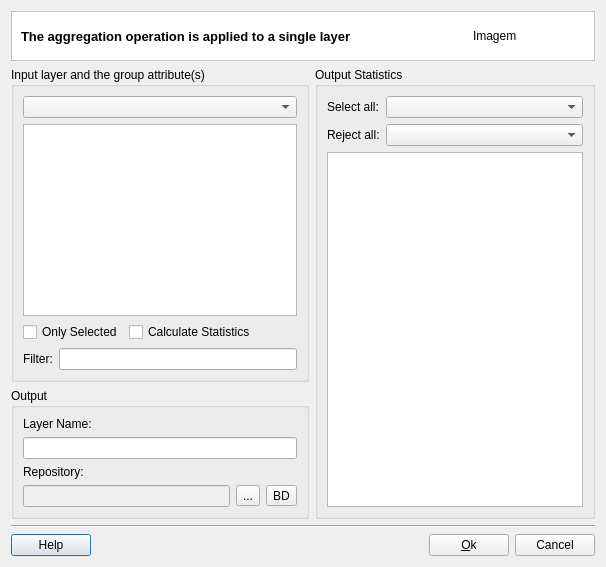
First picture: the form in src/terralib/vp/qt/ui/AggregationDialogForm.ui, repository claudiobogossian/terralib5, before the edit.
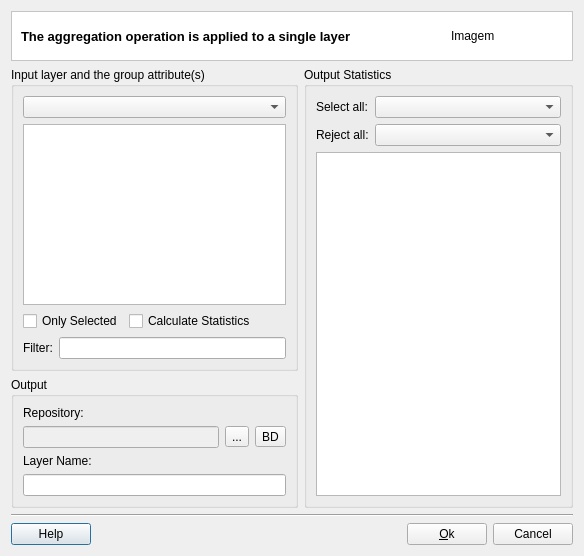
Second picture: the form after the edit. Custom widgets are drawn as their Qt base class.

Commit message: Barra de progresso na operação de buffer em memoria.

Diff of the .ui file:
```diff
--- a/src/terralib/vp/qt/ui/AggregationDialogForm.ui
+++ b/src/terralib/vp/qt/ui/AggregationDialogForm.ui
@@ -10,15 +10,18 @@
     <height>556</height>
    </rect>
   </property>
+  <property name="minimumSize">
+   <size>
+    <width>584</width>
+    <height>556</height>
+   </size>
+  </property>
   <property name="windowTitle">
    <string>Aggregation Operation</string>
   </property>
-  <layout class="QGridLayout" name="gridLayout_9">
-   <property name="sizeConstraint">
-    <enum>QLayout::SetFixedSize</enum>
-   </property>
+  <layout class="QGridLayout" name="gridLayout_14">
    <item row="0" column="0">
-    <layout class="QGridLayout" name="gridLayout_8">
+    <layout class="QGridLayout" name="gridLayout_13">
      <item row="0" column="0">
       <widget class="QFrame" name="frame_2">
        <property name="styleSheet">
@@ -77,9 +80,79 @@
       </widget>
      </item>
      <item row="1" column="0">
+      <layout class="QGridLayout" name="gridLayout_9">
+       <item row="0" column="0">
+        <layout class="QGridLayout" name="gridLayout_8">
+         <item row="0" column="0">
       <layout class="QGridLayout" name="gridLayout_7">
        <item row="0" column="0">
-        <layout class="QGridLayout" name="gridLayout_6">
+            <widget class="QGroupBox" name="groupBox">
+             <property name="title">
+              <string>Input layer and the group attribute(s)</string>
+             </property>
+             <layout class="QGridLayout" name="gridLayout_12">
+              <item row="0" column="0">
+               <layout class="QGridLayout" name="gridLayout_5">
+                <item row="0" column="0">
+                 <widget class="QComboBox" name="m_layersComboBox"/>
+                </item>
+                <item row="1" column="0">
+                 <widget class="QListWidget" name="m_propertieslistWidget">
+                  <property name="selectionMode">
+                   <enum>QAbstractItemView::MultiSelection</enum>
+                  </property>
+                 </widget>
+                </item>
+               </layout>
+              </item>
+              <item row="1" column="0">
+               <layout class="QGridLayout" name="gridLayout_10" columnstretch="0,0,1">
+                <item row="0" column="0">
+                 <widget class="QCheckBox" name="m_onlySelectedCheckBox">
+                  <property name="text">
+                   <string>Only Selected</string>
+                  </property>
+                 </widget>
+                </item>
+                <item row="0" column="1">
+                 <widget class="QCheckBox" name="m_calcStatCheckBox">
+                  <property name="text">
+                   <string>Calculate Statistics</string>
+                  </property>
+                 </widget>
+                </item>
+                <item row="0" column="2">
+                 <spacer name="horizontalSpacer_2">
+                  <property name="orientation">
+                   <enum>Qt::Horizontal</enum>
+                  </property>
+                  <property name="sizeHint" stdset="0">
+                   <size>
+                    <width>41</width>
+                    <height>20</height>
+                   </size>
+                  </property>
+                 </spacer>
+                </item>
+               </layout>
+              </item>
+              <item row="2" column="0">
+               <layout class="QGridLayout" name="gridLayout_4">
+                <item row="0" column="0">
+                 <widget class="QLabel" name="label_6">
+                  <property name="text">
+                   <string>Filter:</string>
+                  </property>
+                 </widget>
+                </item>
+                <item row="0" column="1">
+                 <widget class="QLineEdit" name="m_filterLineEdit"/>
+                </item>
+               </layout>
+              </item>
+             </layout>
+            </widget>
+           </item>
          <item row="1" column="0">
           <widget class="QGroupBox" name="groupBox_2">
            <property name="sizePolicy">
@@ -91,24 +164,17 @@
            <property name="title">
             <string>Output</string>
            </property>
-           <layout class="QGridLayout" name="gridLayout_12">
+             <layout class="QGridLayout" name="gridLayout_6">
             <item row="0" column="0">
              <layout class="QGridLayout" name="gridLayout_11">
-              <item row="0" column="0">
-               <widget class="QLabel" name="label_3">
-                <property name="text">
-                 <string>Layer Name:</string>
-                </property>
-               </widget>
-              </item>
-              <item row="1" column="0">
+                <item row="2" column="0">
                <widget class="QLineEdit" name="m_newLayerNameLineEdit">
                 <property name="readOnly">
                  <bool>false</bool>
                 </property>
                </widget>
               </item>
-              <item row="2" column="0">
+                <item row="0" column="0">
                <layout class="QGridLayout" name="gridLayout_3">
                 <item row="1" column="2">
                  <widget class="QToolButton" name="m_targetDatasourceToolButton">
@@ -152,73 +218,12 @@
                 </item>
                </layout>
               </item>
-             </layout>
-            </item>
-           </layout>
-          </widget>
-         </item>
-         <item row="0" column="0">
-          <widget class="QGroupBox" name="groupBox">
-           <property name="title">
-            <string>Input layer and the group attribute(s)</string>
-           </property>
-           <layout class="QGridLayout" name="gridLayout_13">
-            <item row="0" column="0">
-             <layout class="QGridLayout" name="gridLayout_5">
-              <item row="0" column="0">
-               <widget class="QComboBox" name="m_layersComboBox"/>
-              </item>
               <item row="1" column="0">
-               <widget class="QListWidget" name="m_propertieslistWidget">
-                <property name="selectionMode">
-                 <enum>QAbstractItemView::MultiSelection</enum>
-                </property>
-               </widget>
-              </item>
-             </layout>
-            </item>
-            <item row="1" column="0">
-             <layout class="QGridLayout" name="gridLayout_10" columnstretch="0,0,1">
-              <item row="0" column="0">
-               <widget class="QCheckBox" name="m_onlySelectedCheckBox">
+                 <widget class="QLabel" name="label_3">
                 <property name="text">
-                 <string>Only Selected</string>
-                </property>
-               </widget>
-              </item>
-              <item row="0" column="1">
-               <widget class="QCheckBox" name="m_calcStatCheckBox">
-                <property name="text">
-                 <string>Calculate Statistics</string>
-                </property>
-               </widget>
-              </item>
-              <item row="0" column="2">
-               <spacer name="horizontalSpacer_2">
-                <property name="orientation">
-                 <enum>Qt::Horizontal</enum>
-                </property>
-                <property name="sizeHint" stdset="0">
-                 <size>
-                  <width>41</width>
-                  <height>20</height>
-                 </size>
-                </property>
-               </spacer>
-              </item>
-             </layout>
-            </item>
-            <item row="2" column="0">
-             <layout class="QGridLayout" name="gridLayout_4">
-              <item row="0" column="0">
-               <widget class="QLabel" name="label_6">
-                <property name="text">
-                 <string>Filter:</string>
-                </property>
-               </widget>
-              </item>
-              <item row="0" column="1">
-               <widget class="QLineEdit" name="m_filterLineEdit"/>
+                   <string>Layer Name:</string>
+                  </property>
+                 </widget>
               </item>
              </layout>
             </item>
@@ -291,14 +296,14 @@
        </item>
       </layout>
      </item>
-     <item row="2" column="0">
+       <item row="1" column="0">
       <widget class="Line" name="line_2">
        <property name="orientation">
         <enum>Qt::Horizontal</enum>
        </property>
       </widget>
      </item>
-     <item row="3" column="0">
+       <item row="2" column="0">
       <layout class="QGridLayout" name="gridLayout_2">
        <item row="0" column="0">
         <widget class="te::qt::widgets::HelpPushButton" name="m_helpPushButton">
@@ -333,6 +338,8 @@
           <string>Cancel</string>
          </property>
         </widget>
+         </item>
+        </layout>
        </item>
       </layout>
      </item>
```
Lines whose indentation alone changed are shown as unchanged. The commit also changes 1 other file.
